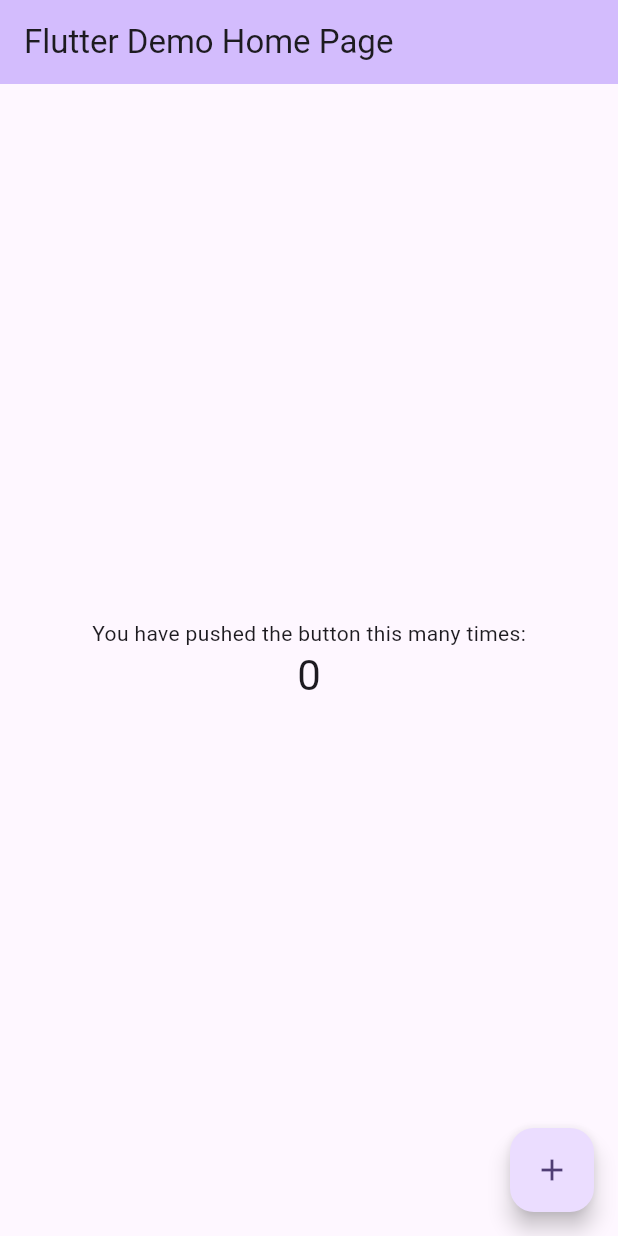
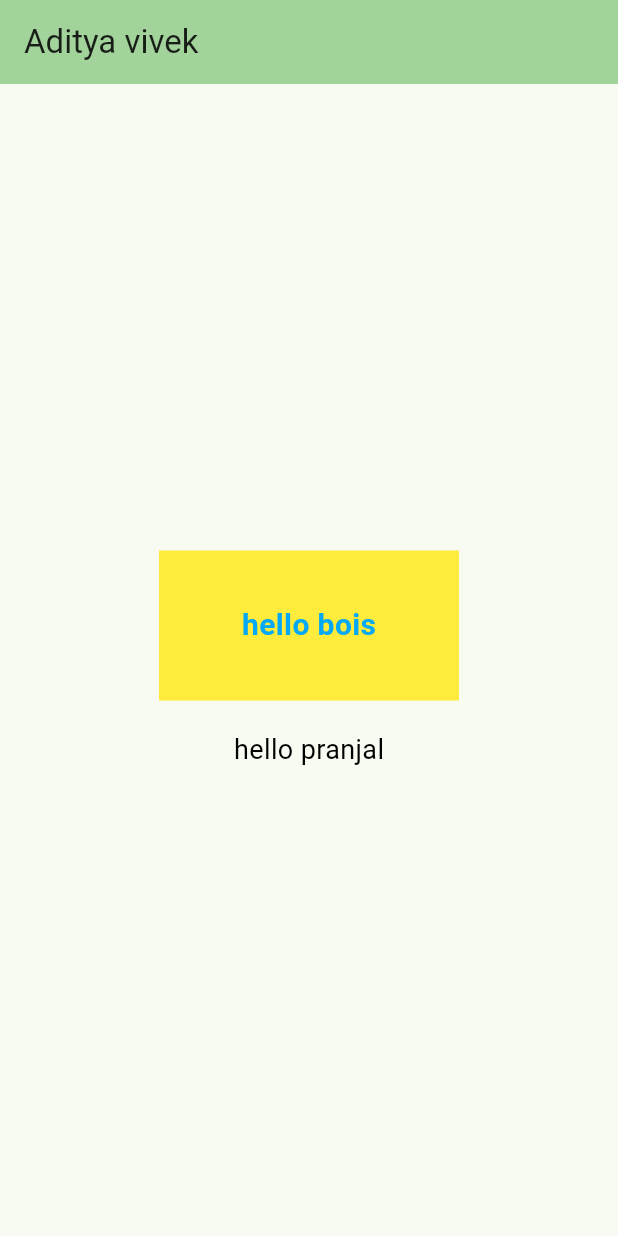
Before and after one commit to pranjal6314/Flutter, a Flutter app: the screen it shows after launch, on a phone screen of 412 x 824 dp. Run offline on Flutter 3.47's test engine with Material 2 defaults, Android fonts, the phone set to English and light mode, and no system bars.

Commit message:
learning dart 🧾

```diff
--- a/lib/main.dart
+++ b/lib/main.dart
@@ -6,47 +6,22 @@ void main() {
 
 class MyApp extends StatelessWidget {
   const MyApp({super.key});
-
-  // This widget is the root of your application.
   @override
   Widget build(BuildContext context) {
     return MaterialApp(
-      title: 'Flutter Demo',
+      title: 'Flutter -pranjal',
+      debugShowCheckedModeBanner: false,
       theme: ThemeData(
-        // This is the theme of your application.
-        //
-        // TRY THIS: Try running your application with "flutter run". You'll see
-        // the application has a blue toolbar. Then, without quitting the app,
-        // try changing the seedColor in the colorScheme below to Colors.green
-        // and then invoke "hot reload" (save your changes or press the "hot
-        // reload" button in a Flutter-supported IDE, or press "r" if you used
-        // the command line to start the app).
-        //
-        // Notice that the counter didn't reset back to zero; the application
-        // state is not lost during the reload. To reset the state, use hot
-        // restart instead.
-        //
-        // This works for code too, not just values: Most code changes can be
-        // tested with just a hot reload.
-        colorScheme: ColorScheme.fromSeed(seedColor: Colors.deepPurple),
+        colorScheme: ColorScheme.fromSeed(seedColor: Colors.green),
         useMaterial3: true,
       ),
-      home: const MyHomePage(title: 'Flutter Demo Home Page'),
+      home: const MyHomePage(title: 'Aditya vivek'),
     );
   }
 }
 
 class MyHomePage extends StatefulWidget {
   const MyHomePage({super.key, required this.title});
-
-  // This widget is the home page of your application. It is stateful, meaning
-  // that it has a State object (defined below) that contains fields that affect
-  // how it looks.
-
-  // This class is the configuration for the state. It holds the values (in this
-  // case the title) provided by the parent (in this case the App widget) and
-  // used by the build method of the State. Fields in a Widget subclass are
-  // always marked "final".
 
   final String title;
 
@@ -55,71 +30,44 @@ class MyHomePage extends StatefulWidget {
 }
 
 class _MyHomePageState extends State<MyHomePage> {
-  int _counter = 0;
-
-  void _incrementCounter() {
-    setState(() {
-      // This call to setState tells the Flutter framework that something has
-      // changed in this State, which causes it to rerun the build method below
-      // so that the display can reflect the updated values. If we changed
-      // _counter without calling setState(), then the build method would not be
-      // called again, and so nothing would appear to happen.
-      _counter++;
-    });
-  }
-
   @override
   Widget build(BuildContext context) {
-    // This method is rerun every time setState is called, for instance as done
-    // by the _incrementCounter method above.
-    //
-    // The Flutter framework has been optimized to make rerunning build methods
-    // fast, so that you can just rebuild anything that needs updating rather
-    // than having to individually change instances of widgets.
     return Scaffold(
       appBar: AppBar(
-        // TRY THIS: Try changing the color here to a specific color (to
-        // Colors.amber, perhaps?) and trigger a hot reload to see the AppBar
-        // change color while the other colors stay the same.
         backgroundColor: Theme.of(context).colorScheme.inversePrimary,
-        // Here we take the value from the MyHomePage object that was created by
-        // the App.build method, and use it to set our appbar title.
         title: Text(widget.title),
       ),
       body: Center(
-        // Center is a layout widget. It takes a single child and positions it
-        // in the middle of the parent.
         child: Column(
-          // Column is also a layout widget. It takes a list of children and
-          // arranges them vertically. By default, it sizes itself to fit its
-          // children horizontally, and tries to be as tall as its parent.
-          //
-          // Column has various properties to control how it sizes itself and
-          // how it positions its children. Here we use mainAxisAlignment to
-          // center the children vertically; the main axis here is the vertical
-          // axis because Columns are vertical (the cross axis would be
-          // horizontal).
-          //
-          // TRY THIS: Invoke "debug painting" (choose the "Toggle Debug Paint"
-          // action in the IDE, or press "p" in the console), to see the
-          // wireframe for each widget.
           mainAxisAlignment: MainAxisAlignment.center,
-          children: <Widget>[
+          children: [
+            Container(
+              height: 100,
+              width: 200,
+              color: Colors.yellow,
+              child: const Center(
+                child: Text(
+                  "hello bois",
+                  style: TextStyle(
+                    fontSize: 20,
+                    color: Colors.lightBlue,
+                    fontWeight: FontWeight.bold,
+                  ),
+                ),
+              ),
+            ),
+            const SizedBox(height: 20), // Add some spacing between the texts
             const Text(
-              'You have pushed the button this many times:',
-            ),
-            Text(
-              '$_counter',
-              style: Theme.of(context).textTheme.headlineMedium,
+              "hello pranjal",
+              style: TextStyle(
+                fontSize: 18,
+                color: Colors.black,
+                fontWeight: FontWeight.normal,
+              ),
             ),
           ],
         ),
       ),
-      floatingActionButton: FloatingActionButton(
-        onPressed: _incrementCounter,
-        tooltip: 'Increment',
-        child: const Icon(Icons.add),
-      ), // This trailing comma makes auto-formatting nicer for build methods.
     );
   }
 }
```
Also changed, not shown: lib/function.dart (added, +20 -0 lines), lib/list.dart (added, +44 -0 lines), lib/map.dart (added, +23 -0 lines), lib/practice.dart (added, +33 -0 lines).
